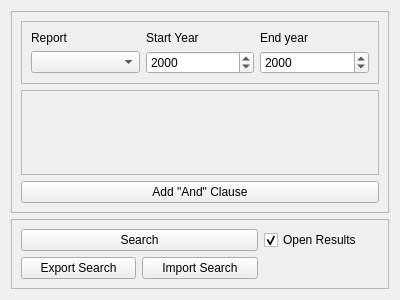
CS-4820-Library-Project/COUNTER-5-Report-Tool-2020-5.0, file ui/SearchTab.ui: the form before one commit.
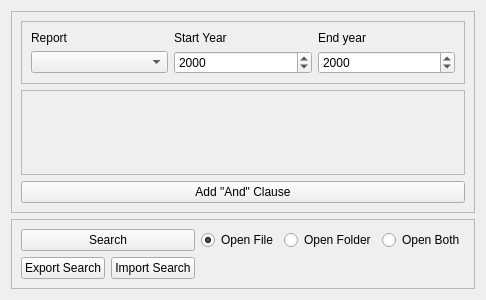
The form after the commit.

What changed in the file:
```diff
--- a/ui/SearchTab.ui
+++ b/ui/SearchTab.ui
@@ -93,7 +93,7 @@
            <x>0</x>
            <y>0</y>
            <width>360</width>
-           <height>88</height>
+           <height>89</height>
           </rect>
          </property>
          <property name="sizePolicy">
@@ -131,23 +131,6 @@
       <enum>QFrame::Raised</enum>
      </property>
      <layout class="QGridLayout" name="gridLayout_4">
-      <item row="2" column="5">
-       <widget class="QCheckBox" name="search_open_results_checkbox">
-        <property name="text">
-         <string>Open Results</string>
-        </property>
-        <property name="checked">
-         <bool>true</bool>
-        </property>
-       </widget>
-      </item>
-      <item row="3" column="1">
-       <widget class="QPushButton" name="search_export_button">
-        <property name="text">
-         <string>Export Search</string>
-        </property>
-       </widget>
-      </item>
       <item row="3" column="2">
        <widget class="QPushButton" name="search_import_button">
         <property name="text">
@@ -168,6 +151,37 @@
         </property>
        </widget>
       </item>
+      <item row="3" column="1">
+       <widget class="QPushButton" name="search_export_button">
+        <property name="text">
+         <string>Export Search</string>
+        </property>
+       </widget>
+      </item>
+      <item row="2" column="3">
+       <widget class="QRadioButton" name="open_file_radioButton">
+        <property name="text">
+         <string>Open File</string>
+        </property>
+        <property name="checked">
+         <bool>true</bool>
+        </property>
+       </widget>
+      </item>
+      <item row="2" column="4">
+       <widget class="QRadioButton" name="open_folder_radioButton">
+        <property name="text">
+         <string>Open Folder</string>
+        </property>
+       </widget>
+      </item>
+      <item row="2" column="5">
+       <widget class="QRadioButton" name="open_both_radioButton">
+        <property name="text">
+         <string>Open Both</string>
+        </property>
+       </widget>
+      </item>
      </layout>
     </widget>
    </item>
```
